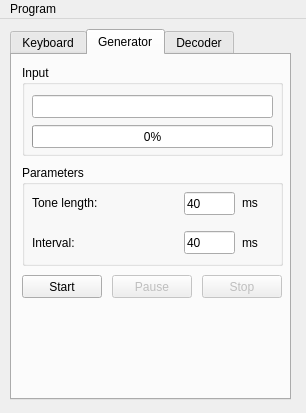
Above: mainwindow.ui from aso824/DTMFtool before the change. Below: the same form after it.
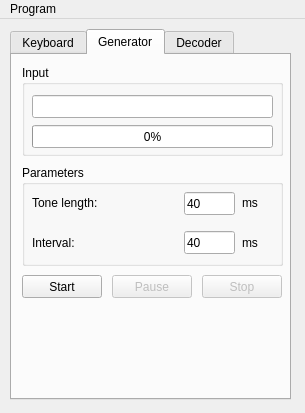
That is the form after the change. Custom widgets are drawn as their Qt base class.

Patch:
```diff
--- a/mainwindow.ui
+++ b/mainwindow.ui
@@ -6,7 +6,7 @@
    <rect>
     <x>0</x>
     <y>0</y>
-    <width>306</width>
+    <width>305</width>
     <height>413</height>
    </rect>
   </property>
@@ -645,7 +645,7 @@
     <rect>
      <x>0</x>
      <y>0</y>
-     <width>306</width>
+     <width>305</width>
      <height>20</height>
     </rect>
    </property>
```
Left out of the diff: 7 changed lines with no effect on the pictures.
